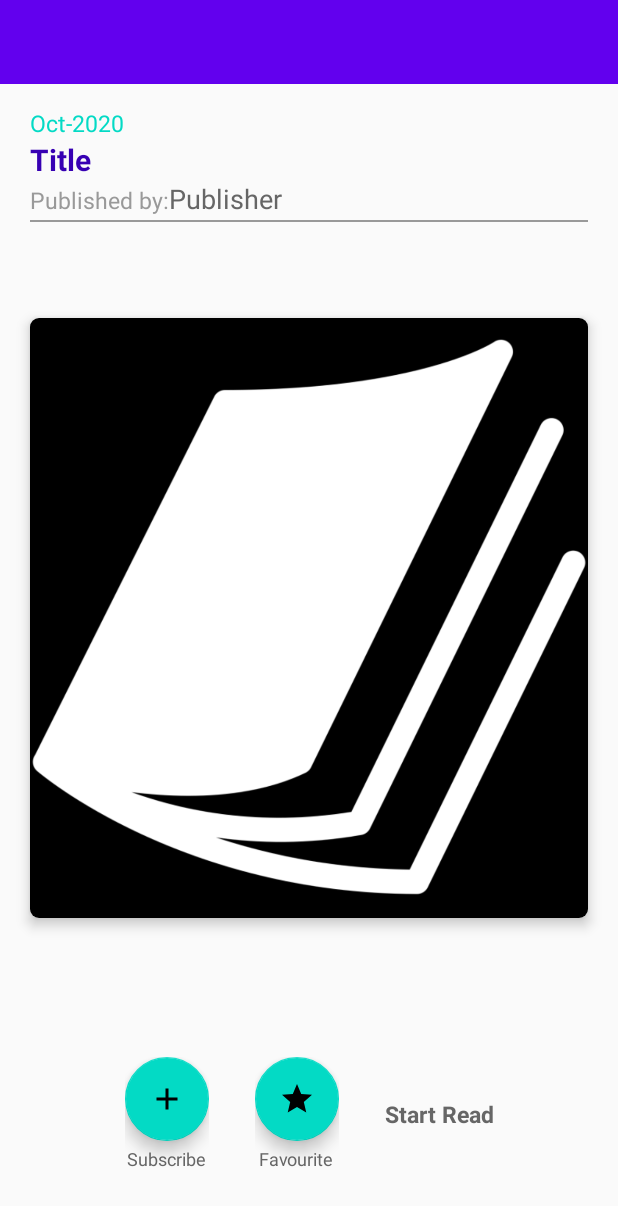
After one commit to victorkemboi/InFlight-App, an Android app: the layout activity_issue_detail.xml on its own in the app's theme, with its tools: preview values and no code run, on a phone screen of 412 x 824 dp. The commit adds this screen. Shown: the top 1206 px of the screen. Run offline under Robolectric (Android 15) with nearby library versions, the phone set to English and light mode, and no system bars.

Commit message:
Added issue detail view

```diff
--- a/app/src/main/AndroidManifest.xml
+++ b/app/src/main/AndroidManifest.xml
@@ -12,7 +12,8 @@
         android:roundIcon="@mipmap/ic_launcher_round"
         android:supportsRtl="true"
         android:theme="@style/AppTheme">
-        <activity android:name=".ui.main.view.Issues"></activity>
+        <activity android:name=".ui.main.view.IssueDetail"></activity>
+        <activity android:name=".ui.main.view.Issues" />
         <activity android:name=".ui.main.view.Magazines" />
         <activity android:name=".ui.main.view.Home" />
         <activity android:name=".ui.main.view.SignUp" />
--- /dev/null
+++ b/app/src/main/java/com/mes/inflight_mag/ui/main/view/IssueDetail.kt
@@ -0,0 +1,53 @@
+package com.mes.inflight_mag.ui.main.view
+
+import androidx.appcompat.app.AppCompatActivity
+import android.os.Bundle
+import android.view.View
+import androidx.activity.viewModels
+import androidx.appcompat.widget.Toolbar
+import com.bumptech.glide.Glide
+import com.bumptech.glide.load.engine.GlideException
+import com.mes.inflight_mag.R
+import com.mes.inflight_mag.ui.main.viewmodel.IssueDetailViewModel
+import kotlinx.android.synthetic.main.activity_issue_detail.*
+import kotlinx.android.synthetic.main.magazine_item_layout.view.*
+
+class IssueDetail : AppCompatActivity() {
+    private val issueDetailVM: IssueDetailViewModel by viewModels()
+    override fun onCreate(savedInstanceState: Bundle?) {
+        super.onCreate(savedInstanceState)
+        setContentView(R.layout.activity_issue_detail)
+        issueDetailVM .magazine = intent.extras?.getParcelable("magazine")
+        issueDetailVM .issue = intent.extras?.getParcelable("issue")
+        initToolbar()
+        setUpUi()
+    }
+    private fun initToolbar(){
+        setSupportActionBar(tool_lyt as Toolbar)
+        (tool_lyt as Toolbar).setNavigationIcon(R.drawable.ic_back)
+        (tool_lyt as Toolbar).setNavigationOnClickListener {
+            finish()
+        }
+        supportActionBar!!.title = issueDetailVM.magazine?.title
+        supportActionBar!!.setDisplayHomeAsUpEnabled(true)
+        supportActionBar!!.setDisplayShowHomeEnabled(true)
+    }
+    private fun setUpUi(){
+        issue_period.text = issueDetailVM.issue?.issuePeriod
+        issue_title.text = issueDetailVM.issue?.title
+        publisher.text = "  ".plus(issueDetailVM.magazine?.publisher)
+
+        if (issueDetailVM.issue?.coverImageLink != "" || issueDetailVM.issue?.coverImageLink != "n/a" ){
+            try {
+                Glide.with(issue_cover.context)
+                    .load(issueDetailVM.issue?.coverImageLink)
+                    .error(R.drawable.ic_magazine)
+                    .placeholder(R.drawable.ic_magazine)
+                    .into(issue_cover)
+
+            }catch (e: GlideException){
+            }
+
+        }
+    }
+}
--- a/app/src/main/java/com/mes/inflight_mag/ui/main/view/Issues.kt
+++ b/app/src/main/java/com/mes/inflight_mag/ui/main/view/Issues.kt
@@ -114,10 +114,11 @@ class Issues : AppCompatActivity() ,   SwipeRefreshLayout.OnRefreshListener  {
         adapter.onItemClick = {
                 issue ->
             val newIntent = Intent(
-                this, MainActivity::class.java
+                this, IssueDetail::class.java
             )
 
             newIntent.putExtra("issue", issue)
+            newIntent.putExtra("magazine", issueVM.magazine)
             startActivity(newIntent)
         }
     }
--- /dev/null
+++ b/app/src/main/java/com/mes/inflight_mag/ui/main/viewmodel/IssueDetailViewModel.kt
@@ -0,0 +1,14 @@
+package com.mes.inflight_mag.ui.main.viewmodel
+
+import androidx.hilt.Assisted
+import androidx.hilt.lifecycle.ViewModelInject
+import androidx.lifecycle.SavedStateHandle
+import androidx.lifecycle.ViewModel
+import com.mes.inflight_mag.data.db.model.Issue
+import com.mes.inflight_mag.data.db.model.Magazine
+
+class IssueDetailViewModel@ViewModelInject constructor (
+    @Assisted private val savedStateHandle: SavedStateHandle): ViewModel() {
+    var issue : Issue? = null
+    var magazine : Magazine? = null
+}
--- a/app/src/main/res/drawable/ic_add.xml
+++ b/app/src/main/res/drawable/ic_add.xml
@@ -1,5 +1,5 @@
-<vector android:height="24dp" android:tint="#FFFFFF"
+<vector android:height="24dp" android:tint="@color/black"
     android:viewportHeight="24.0" android:viewportWidth="24.0"
     android:width="24dp" xmlns:android="http://schemas.android.com/apk/res/android">
-    <path android:fillColor="#FF000000" android:pathData="M19,13h-6v6h-2v-6H5v-2h6V5h2v6h6v2z"/>
+    <path android:fillColor="@color/black" android:pathData="M19,13h-6v6h-2v-6H5v-2h6V5h2v6h6v2z"/>
 </vector>
--- /dev/null
+++ b/app/src/main/res/drawable/ic_favourite.xml
@@ -0,0 +1,10 @@
+<vector xmlns:android="http://schemas.android.com/apk/res/android"
+    android:width="24dp"
+    android:height="24dp"
+    android:viewportWidth="24"
+    android:viewportHeight="24"
+    android:tint="?attr/colorControlNormal">
+  <path
+      android:fillColor="@android:color/white"
+      android:pathData="M12,17.27L18.18,21l-1.64,-7.03L22,9.24l-7.19,-0.61L12,2 9.19,8.63 2,9.24l5.46,4.73L5.82,21z"/>
+</vector>
--- /dev/null
+++ b/app/src/main/res/layout/activity_issue_detail.xml
@@ -0,0 +1,208 @@
+<?xml version="1.0" encoding="utf-8"?>
+<androidx.constraintlayout.widget.ConstraintLayout xmlns:android="http://schemas.android.com/apk/res/android"
+    xmlns:app="http://schemas.android.com/apk/res-auto"
+    xmlns:tools="http://schemas.android.com/tools"
+    android:layout_width="match_parent"
+    android:layout_height="match_parent"
+    tools:context="com.mes.inflight_mag.ui.main.view.IssueDetail">
+
+    <include layout="@layout/tool_bar"
+        app:layout_constraintTop_toTopOf="parent"
+        android:id="@+id/tool_lyt"
+        />
+
+    <LinearLayout
+        app:layout_constraintTop_toTopOf="@id/tool_lyt"
+        app:layout_constraintStart_toStartOf="parent"
+        android:layout_width="wrap_content"
+        android:layout_height="wrap_content"
+        android:layout_gravity="center"
+        android:gravity="start"
+        android:orientation="vertical"
+        android:layout_marginTop="?attr/actionBarSize"
+        android:layout_marginStart="@dimen/spacing_mlarge"
+        android:layout_marginEnd="@dimen/spacing_mlarge"
+        android:id="@+id/issue_title_lyt"
+        >
+        <TextView
+            android:layout_marginTop="@dimen/spacing_large"
+            android:layout_width="wrap_content"
+            android:layout_height="wrap_content"
+            android:layout_gravity="start"
+            android:text="@string/issue_period"
+            android:textColor="@color/colorAccent"
+            android:textSize="15sp"
+            android:id="@+id/issue_period"/>
+
+        <TextView
+            android:layout_width="wrap_content"
+            android:layout_height="wrap_content"
+            android:layout_gravity="start"
+            android:text="@string/title"
+            android:textColor="@color/colorPrimaryDark"
+            android:textSize="20sp"
+            android:textStyle="bold"
+            android:id="@+id/issue_title"/>
+
+        <LinearLayout
+            android:orientation="horizontal"
+            android:layout_width="wrap_content"
+            android:layout_height="wrap_content">
+            <TextView
+                android:layout_width="wrap_content"
+                android:layout_height="wrap_content"
+                android:text="@string/published_by"
+                android:textColor="@color/grey_40"
+                android:textSize="15sp"/>
+            <TextView
+                android:layout_width="wrap_content"
+                android:layout_height="wrap_content"
+                android:text="@string/publisher"
+                android:textColor="@color/grey_60"
+                android:textSize="18sp"
+                android:textFontWeight="700"
+                android:textStyle="bold"
+                android:id="@+id/publisher"/>
+
+        </LinearLayout>
+
+
+
+    </LinearLayout>
+    <View
+        android:layout_width="match_parent"
+        android:layout_height="1dp"
+        app:layout_constraintTop_toBottomOf="@+id/issue_title_lyt"
+        android:background="@color/grey_40"
+        android:layout_marginStart="@dimen/spacing_mlarge"
+        android:layout_marginEnd="@dimen/spacing_mlarge"
+        android:layout_marginTop="@dimen/spacing_xsmall"
+
+        />
+
+    <androidx.cardview.widget.CardView
+        android:layout_width="match_parent"
+        android:layout_height="@dimen/xxl_7"
+        app:cardCornerRadius="6dp"
+        app:cardElevation="@dimen/spacing_medium"
+        android:clickable="true"
+        android:focusable="true"
+        android:foreground="?attr/selectableItemBackground"
+        app:layout_constraintStart_toStartOf="parent"
+        app:layout_constraintEnd_toEndOf="parent"
+        app:layout_constraintTop_toTopOf="parent"
+        app:layout_constraintBottom_toBottomOf="parent"
+        android:layout_marginStart="@dimen/spacing_mlarge"
+        android:layout_marginEnd="@dimen/spacing_mlarge"
+
+
+        >
+    <androidx.constraintlayout.widget.ConstraintLayout
+        android:layout_width="match_parent"
+        android:layout_height="match_parent"
+        android:background="@color/black"
+        >
+    <ImageView
+        android:layout_width="match_parent"
+        android:layout_height="match_parent"
+        android:id="@+id/issue_cover"
+        android:src="@drawable/ic_magazine"
+        android:scaleType="centerCrop"
+        />
+</androidx.constraintlayout.widget.ConstraintLayout>
+    </androidx.cardview.widget.CardView>
+    <LinearLayout
+        app:layout_constraintStart_toStartOf="parent"
+        app:layout_constraintEnd_toEndOf="parent"
+        app:layout_constraintBottom_toBottomOf="parent"
+        android:layout_width="wrap_content"
+        android:layout_height="wrap_content"
+        android:orientation="horizontal"
+        android:gravity="center"
+        android:layout_marginBottom="@dimen/spacing_xmlarge"
+        android:padding="@dimen/spacing_small"
+        >
+        <LinearLayout
+            android:layout_width="wrap_content"
+            android:layout_height="wrap_content"
+            android:orientation="vertical"
+            android:gravity="center"
+            android:layout_marginEnd="@dimen/spacing_large"
+            >
+            <com.google.android.material.floatingactionbutton.FloatingActionButton
+                android:layout_width="wrap_content"
+                android:layout_height="wrap_content"
+                android:backgroundTint="@color/colorAccent"
+                app:tint = "@color/black"
+                android:src="@drawable/ic_add"
+                android:id="@+id/subscribe_btn"
+                android:visibility="visible"
+                android:layout_weight="3"
+
+                />
+
+            <TextView
+                android:layout_marginTop="@dimen/spacing_small"
+                android:layout_width="wrap_content"
+                android:layout_height="wrap_content"
+                android:text="@string/subscribe"
+                android:textColor="@color/grey_60"
+                android:textSize="12sp"
+                android:layout_weight="3"
+                android:textAlignment="center"
+
+                />
+
+        </LinearLayout>
+    <LinearLayout
+        android:layout_width="wrap_content"
+        android:layout_height="wrap_content"
+        android:orientation="vertical"
+        android:gravity="center"
+        android:layout_marginStart="@dimen/spacing_large"
+        android:layout_marginEnd="@dimen/spacing_large"
+        >
+        <com.google.android.material.floatingactionbutton.FloatingActionButton
+            android:layout_width="wrap_content"
+            android:layout_height="wrap_content"
+            android:backgroundTint="@color/colorAccent"
+            app:tint = "@color/black"
+            android:src="@drawable/ic_favourite"
+            android:id="@+id/add_user"
+            android:visibility="visible"
+            android:layout_weight="3"
+
+            />
+        <TextView
+            android:layout_marginTop="@dimen/spacing_small"
+            android:layout_width="wrap_content"
+            android:layout_height="wrap_content"
+            android:text="@string/favourite"
+            android:textColor="@color/grey_60"
+            android:textSize="12sp"
+            android:layout_weight="3"
+            android:textAlignment="center"
+
+            />
+    </LinearLayout>
+
+
+
+        <TextView
+            android:layout_width="wrap_content"
+            android:layout_height="wrap_content"
+            android:layout_gravity="center"
+            android:text="@string/start_read"
+            android:textColor="@color/grey_60"
+            android:textSize="15sp"
+            android:textStyle="bold"
+            android:id="@+id/start_read"
+            android:layout_weight="3"
+            android:textAlignment="center"
+            android:layout_marginStart="@dimen/spacing_large"
+            />
+
+    </LinearLayout>
+
+
+</androidx.constraintlayout.widget.ConstraintLayout>
--- a/app/src/main/res/values/dimens.xml
+++ b/app/src/main/res/values/dimens.xml
@@ -36,5 +36,6 @@
     <dimen name="xxl_4">200dp</dimen>
     <dimen name="xxl_5">250dp</dimen>
     <dimen name="xxl_6">300dp</dimen>
+    <dimen name="xxl_7">400dp</dimen>
 
 </resources>
--- a/app/src/main/res/values/strings.xml
+++ b/app/src/main/res/values/strings.xml
@@ -16,9 +16,15 @@
     <string name="available">Available</string>
     <string name="airlines">Airlines</string>
     <string name="latest">Latest</string>
+    <string name="issue_period">Oct-2020</string>
     <string name="magazines">Magazines</string>
     <string name="issues">Issues</string>
     <string name="title">Title</string>
+    <string name="publisher">Publisher</string>
+    <string name="published_by">Published by: </string>
+    <string name="start_read">Start Read</string>
     <string name="no_of_mags">No. of Magazines</string>
     <string name="no_of_issues">No. of Issues</string>
+    <string name="subscribe">Subscribe</string>
+    <string name="favourite">Favourite</string>
 </resources>
```
